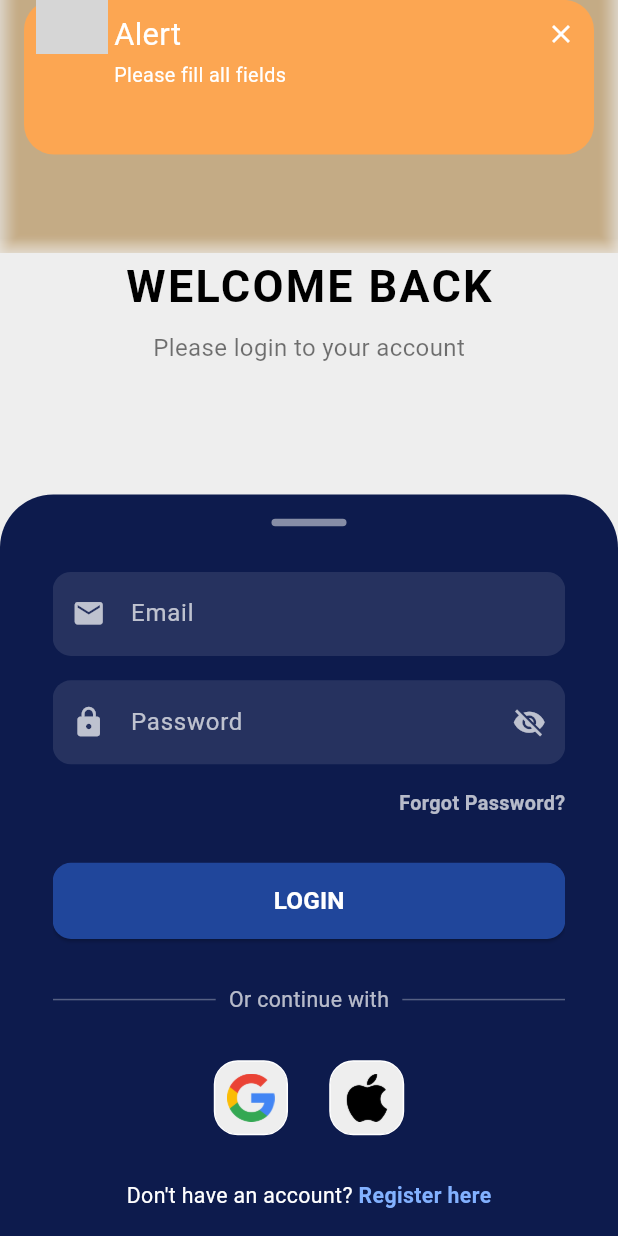
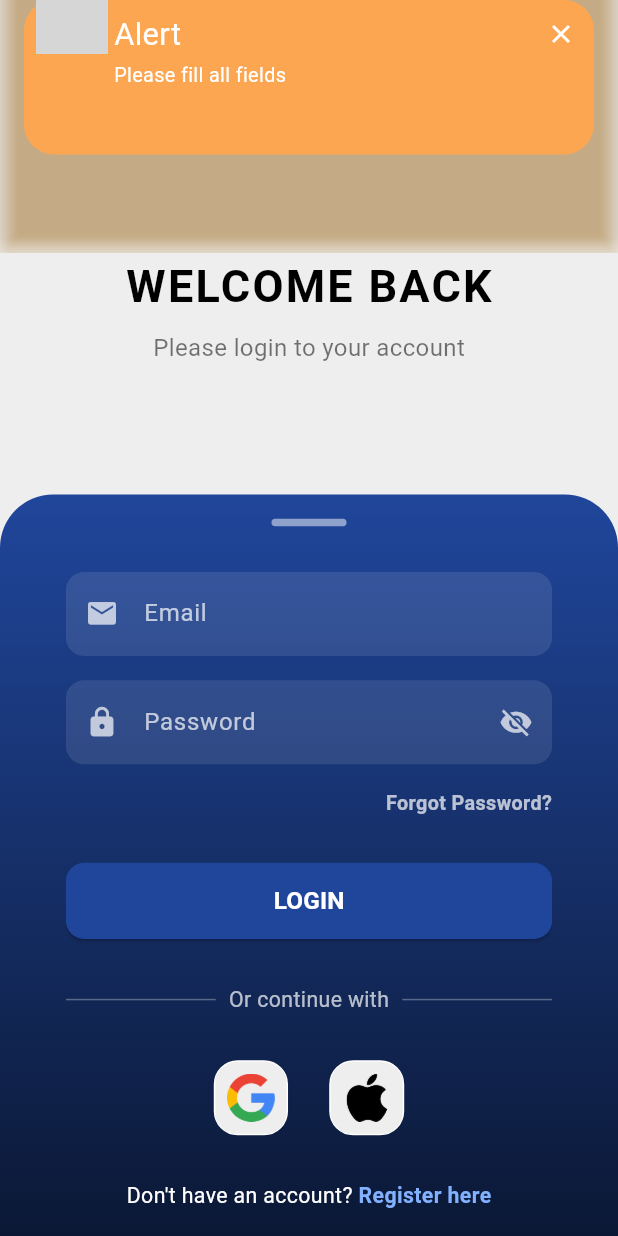
Before and after one commit to ardhikakrsh/ResIF, a Flutter app: the RegisterPage screen opened directly, after a tap on "REGISTER", after a tap on "Login here", on a phone screen of 412 x 824 dp. Run offline on Flutter 3.47's test engine with Material 3 defaults, Android fonts, the phone set to English and light mode, and no system bars; drawn by our look-alikes of awesome_snackbar_content; our stand-ins replace cloud_firestore, crystal_navigation_bar, firebase_auth, firebase_core, flutter_screenutil, iconly and 1 more; accounts and stored records are empty; generated files the repository leaves out were written again; statements that could not run were skipped; project files that could hold a hidden picture were left out; grey boxes are pictures that could not be loaded.

Commit message:
style: change color

```diff
--- a/lib/view/pages/auth/login_page.dart
+++ b/lib/view/pages/auth/login_page.dart
@@ -60,9 +60,16 @@ class _LoginPageState extends State<LoginPage> {
               ),
               child: Container(
                 height: 0.6.sh, // Sesuaikan tinggi sheet untuk login
-                padding: EdgeInsets.symmetric(horizontal: 32.w),
+                padding: EdgeInsets.symmetric(horizontal: 40.w),
                 decoration: BoxDecoration(
-                  color: const Color(0xFF0D1B4D), // Warna biru tua
+                  gradient: const LinearGradient(
+                    colors: [
+                      Color(0xFF20469B),
+                      Color(0xFF0B1835),
+                    ],
+                    begin: Alignment.topCenter,
+                    end: Alignment.bottomCenter,
+                  ),
                   borderRadius: BorderRadius.only(
                     topLeft: Radius.circular(35.r),
                     topRight: Radius.circular(35.r),
--- a/lib/view/pages/auth/register_page.dart
+++ b/lib/view/pages/auth/register_page.dart
@@ -62,12 +62,19 @@ class _RegisterPageState extends State<RegisterPage> {
               ),
               child: Container(
                 height: 0.6.sh,
-                padding: EdgeInsets.symmetric(horizontal: 32.w),
+                padding: EdgeInsets.symmetric(horizontal: 40.w),
                 decoration: BoxDecoration(
-                  color: const Color(0xFF0D1B4D),
                   borderRadius: BorderRadius.only(
                     topLeft: Radius.circular(35.r),
                     topRight: Radius.circular(35.r),
+                  ),
+                  gradient: const LinearGradient(
+                    colors: [
+                      Color(0xFF20469B),
+                      Color(0xFF0B1835),
+                    ],
+                    begin: Alignment.topCenter,
+                    end: Alignment.bottomCenter,
                   ),
                 ),
                 child: SingleChildScrollView(
@@ -275,7 +282,7 @@ class _RegisterPageState extends State<RegisterPage> {
           emailController.text,
           passwordController.text,
           null, // phone
-          null, // job
+          null, // department
           null, // photoUrl
         );
 
--- a/lib/view/widgets/navigation_menu.dart
+++ b/lib/view/widgets/navigation_menu.dart
@@ -5,7 +5,7 @@ import 'package:iconly/iconly.dart';
 import 'package:resif/view/pages/booking_page.dart';
 import 'package:resif/view/pages/history_page.dart';
 import 'package:resif/view/pages/home_page.dart';
-import 'package:resif/view/pages/profile_page.dart';
+import 'package:resif/view/pages/profile/profile_page.dart';
 
 class NavigationMenu extends StatefulWidget {
   const NavigationMenu({super.key});
```
Also changed, not shown: lib/view/pages/welcome_page.dart (renamed from lib/service/auth/welcome_page.dart).
